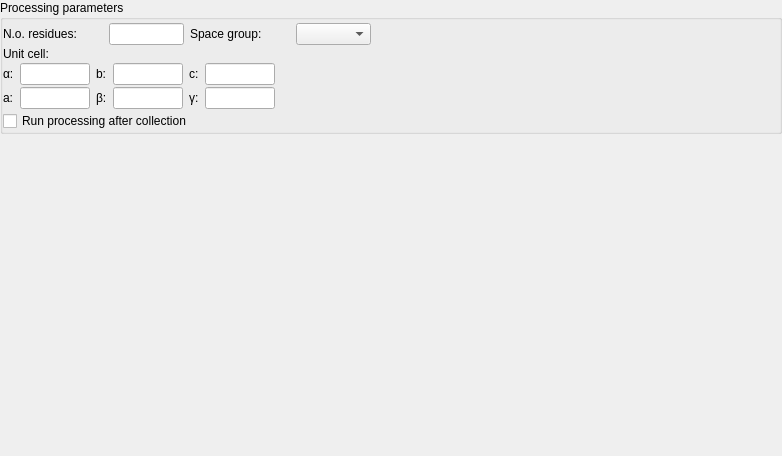
The window that Bricks/widgets/ui_files/Qt4_processing_widget_vertical_layout.ui (mxcube/mxcubeqt) describes before a commit, drawn with Qt 5.
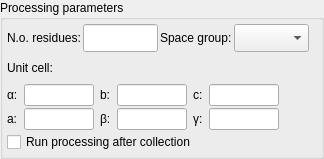
The same window after the commit.

The edit to the form file:
```diff
--- a/Bricks/widgets/ui_files/Qt4_processing_widget_vertical_layout.ui
+++ b/Bricks/widgets/ui_files/Qt4_processing_widget_vertical_layout.ui
@@ -6,8 +6,8 @@
    <rect>
     <x>0</x>
     <y>0</y>
-    <width>782</width>
-    <height>456</height>
+    <width>324</width>
+    <height>159</height>
    </rect>
   </property>
   <property name="sizePolicy">
@@ -35,17 +35,8 @@
       <property name="spacing">
        <number>0</number>
       </property>
-      <property name="leftMargin">
-       <number>0</number>
-      </property>
-      <property name="topMargin">
-       <number>3</number>
-      </property>
-      <property name="rightMargin">
-       <number>0</number>
-      </property>
-      <property name="bottomMargin">
-       <number>0</number>
+      <property name="margin">
+       <number>4</number>
       </property>
       <item>
        <layout class="QVBoxLayout" name="verticalLayout_7">
@@ -57,8 +48,11 @@
         </property>
         <item>
          <layout class="QHBoxLayout" name="horizontalLayout_2">
+          <property name="spacing">
+           <number>2</number>
+          </property>
           <property name="rightMargin">
-           <number>20</number>
+           <number>0</number>
           </property>
           <item>
            <widget class="QLabel" name="num_residues_label">
@@ -112,6 +106,19 @@
             </property>
            </widget>
           </item>
+          <item>
+           <spacer name="horizontalSpacer">
+            <property name="orientation">
+             <enum>Qt::Horizontal</enum>
+            </property>
+            <property name="sizeHint" stdset="0">
+             <size>
+              <width>40</width>
+              <height>20</height>
+             </size>
+            </property>
+           </spacer>
+          </item>
          </layout>
         </item>
         <item>
@@ -387,38 +394,9 @@
         </item>
        </layout>
       </item>
-      <item>
-       <spacer name="horizontalSpacer_2">
-        <property name="orientation">
-         <enum>Qt::Horizontal</enum>
-        </property>
-        <property name="sizeHint" stdset="0">
-         <size>
-          <width>40</width>
-          <height>20</height>
-         </size>
-        </property>
-       </spacer>
-      </item>
      </layout>
     </widget>
    </item>
-   <item>
-    <spacer name="vpsacer">
-     <property name="orientation">
-      <enum>Qt::Vertical</enum>
-     </property>
-     <property name="sizeType">
-      <enum>QSizePolicy::Expanding</enum>
-     </property>
-     <property name="sizeHint" stdset="0">
-      <size>
-       <width>20</width>
-       <height>23</height>
-      </size>
-     </property>
-    </spacer>
-   </item>
   </layout>
  </widget>
  <layoutdefault spacing="6" margin="11"/>
```
